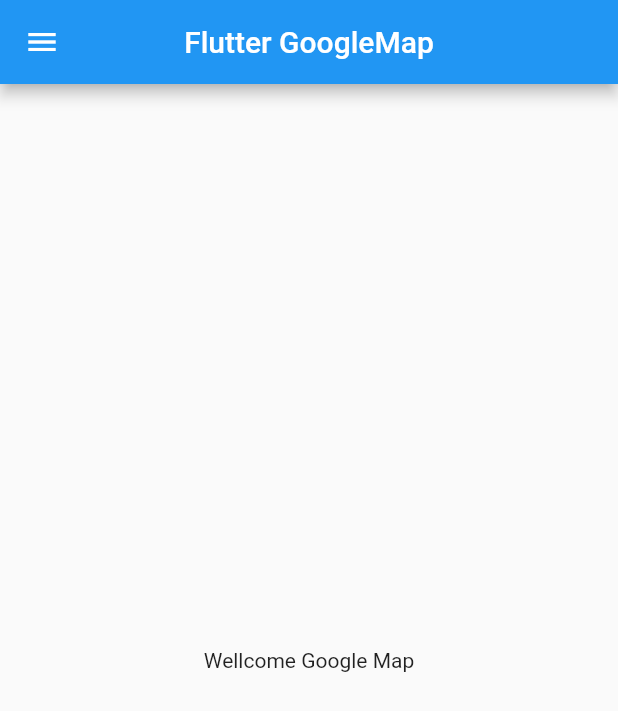
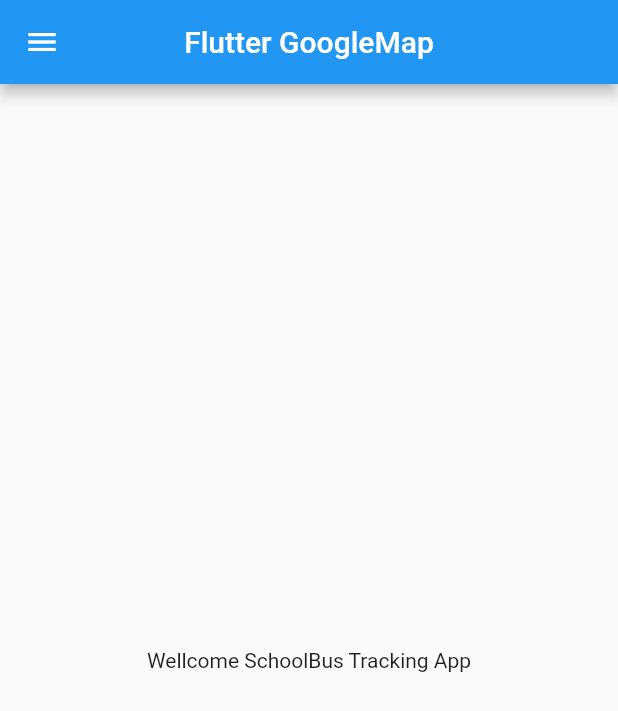
Before and after one commit to apiwat1229/school_bus_tracking, a Flutter app: the screen it shows after launch, on a phone screen of 412 x 824 dp. Shown: the top 711 px of the screen. Run offline on Flutter 3.47's test engine with Material 2 defaults, Android fonts, the phone set to English and light mode, and no system bars; our stand-ins replace geolocator, google_maps_flutter.

Commit message:
Edit Title App Text
edit Title App Text

```diff
--- a/lib/main.dart
+++ b/lib/main.dart
@@ -48,7 +48,7 @@
           mainAxisAlignment: MainAxisAlignment.center,
           children: <Widget>[
             const Text(
-              'Wellcome Google Map',
+              'Wellcome SchoolBus Tracking App',
             ),
           ],
         ),
```
